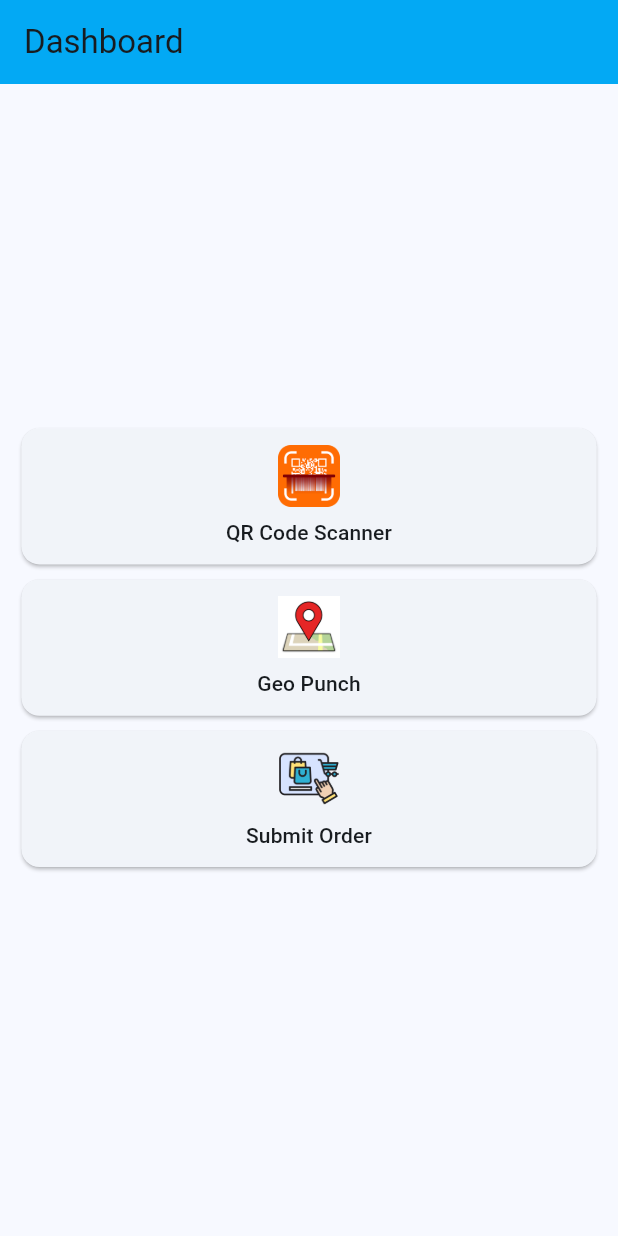
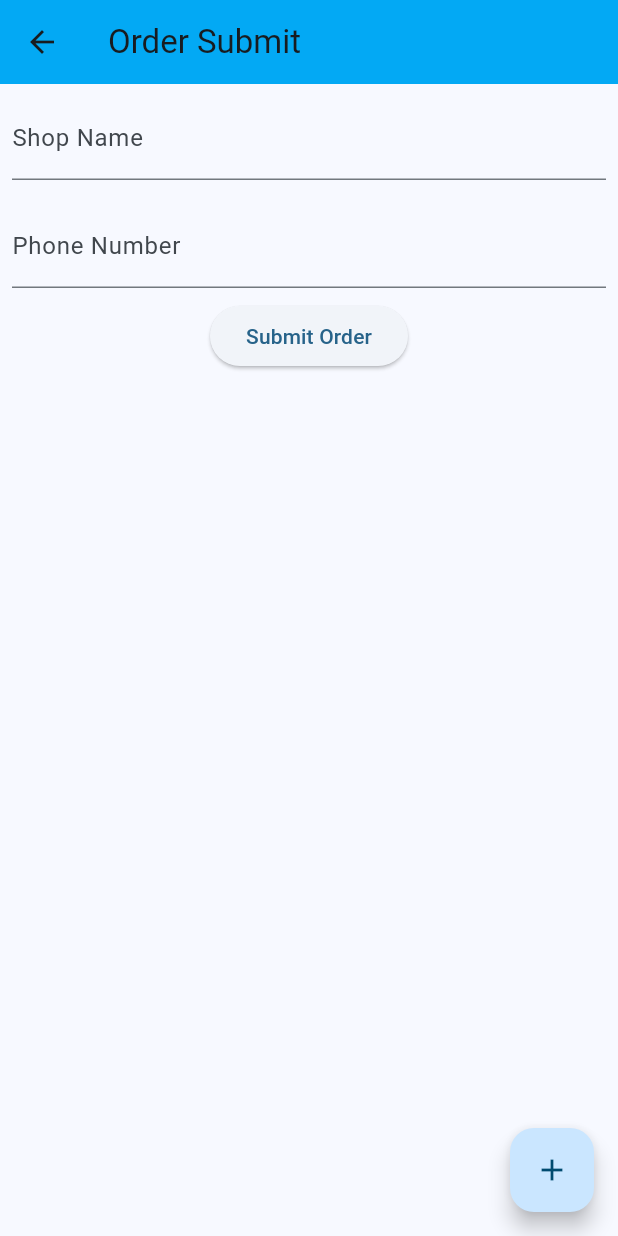
Before and after one commit to imam-swe/test_assignment, a Flutter app: the screen it shows after launch, after a tap on "Submit Order", on a phone screen of 412 x 824 dp. Run offline on Flutter 3.47's test engine with Material 3 defaults, Android fonts, the phone set to English and light mode, and no system bars; our stand-ins replace geolocator, get, google_maps_flutter; missing offline and left inert: qr_code_scanner; Roboto replaces fonts that are missing (JosefinSans).

Commit message:
qr scanner, order submit completed; geo punch on development

```diff
--- a/lib/main.dart
+++ b/lib/main.dart
@@ -1,4 +1,5 @@
 import 'package:akij_assignment/configs/colors.dart';
+import 'package:akij_assignment/views/qr_code/qr_scan.dart';
 import 'package:akij_assignment/views/splash_screen.dart';
 import 'package:flutter/material.dart';
 import 'package:get/get.dart';
--- a/lib/views/home_screen.dart
+++ b/lib/views/home_screen.dart
@@ -1,6 +1,7 @@
 
 import 'package:akij_assignment/configs/sizes.dart';
-import 'package:akij_assignment/models/homescreen_button_model.dart';
+import 'package:akij_assignment/views/geo_punch/geo_punch.dart';
+import 'package:akij_assignment/views/order_submit/order_submit.dart';
 import 'package:akij_assignment/views/qr_code/qr_scan.dart';
 import 'package:flutter/cupertino.dart';
 import 'package:flutter/material.dart';
@@ -58,26 +59,10 @@ class _HomeScreenState extends State<HomeScreen> {
                 children: [
                   Padding(
                     padding: EdgeInsets.only(top: AppSizes.height(context) * 0.01, bottom: AppSizes.height(context) * 0.03),
-                    child: GridView.builder(
-                      itemCount: Users().lists.length,
-                      scrollDirection: Axis.vertical,
-                      shrinkWrap: true,
-                      padding: EdgeInsets.symmetric(horizontal: AppSizes.width(context) * 0.005, vertical: AppSizes.height(context) * 0.01),
-                      physics: const BouncingScrollPhysics(),
-                      gridDelegate: SliverGridDelegateWithFixedCrossAxisCount(
-                        mainAxisExtent: AppSizes.height(context) * 0.12,
-                        mainAxisSpacing: 2,
-                        crossAxisSpacing: 2,
-                        crossAxisCount: 1,
-                      ),
-                      itemBuilder: (BuildContext context, int index) {
-                        var data = Users().lists[index];
-                        return Card(
+                    child: Card(
                       child: GestureDetector(
                         onTap: () {
-                              data.id == 'qr_code' ? Navigator.push(context, MaterialPageRoute(builder: (context) => const QRScanScreen()))
-                                  : data.id == 'geo_punch' ? null
-                                      : null;
+                          Navigator.push(context, MaterialPageRoute(builder: (context) => const QRScanScreen()));
                         },
                         child: Padding(
                           padding: EdgeInsets.symmetric(
@@ -89,18 +74,64 @@ class _HomeScreenState extends State<HomeScreen> {
                             mainAxisAlignment: MainAxisAlignment.spaceEvenly,
                             crossAxisAlignment: CrossAxisAlignment.center,
                             children: [
-                                  Image.asset(data.icon, height: AppSizes.height(context) * 0.05, width: AppSizes.height(context) * 0.05, fit: BoxFit.cover),
-                                  Text('${data.name}', style: Theme.of(context).textTheme.titleSmall, textAlign: TextAlign.center),
+                              Image.asset('assets/qrcode.png', height: AppSizes.height(context) * 0.05, width: AppSizes.height(context) * 0.05, fit: BoxFit.cover),
+                              Text('QR Code Scanner', style: Theme.of(context).textTheme.titleSmall, textAlign: TextAlign.center),
                             ],
                           ),
                         ),
                       ),
-                        );
-                      },
                     ),
                   ),
-                  // const Divider(
-                  //     color: AppColors.primaryColor, thickness: 0.5),
+                  Padding(
+                    padding: EdgeInsets.only(top: AppSizes.height(context) * 0.01, bottom: AppSizes.height(context) * 0.03),
+                    child: Card(
+                      child: GestureDetector(
+                        onTap: () {
+                          Navigator.push(context, MaterialPageRoute(builder: (context) => const GeoPunchSubmitWidget()));
+                        },
+                        child: Padding(
+                          padding: EdgeInsets.symmetric(
+                            horizontal: AppSizes.width(context) * 0.01,
+                            vertical: AppSizes.width(context) * 0.01,
+                          ),
+                          child: Column(
+                            mainAxisSize: MainAxisSize.max,
+                            mainAxisAlignment: MainAxisAlignment.spaceEvenly,
+                            crossAxisAlignment: CrossAxisAlignment.center,
+                            children: [
+                              Image.asset('assets/geopunch.png', height: AppSizes.height(context) * 0.05, width: AppSizes.height(context) * 0.05, fit: BoxFit.cover),
+                              Text('Geo Punch', style: Theme.of(context).textTheme.titleSmall, textAlign: TextAlign.center),
+                            ],
+                          ),
+                        ),
+                      ),
+                    ),
+                  ),
+                  Padding(
+                    padding: EdgeInsets.only(top: AppSizes.height(context) * 0.01, bottom: AppSizes.height(context) * 0.03),
+                    child: Card(
+                      child: GestureDetector(
+                        onTap: () {
+                          Navigator.push(context, MaterialPageRoute(builder: (context) => const OrderSubmitScreen()));
+                        },
+                        child: Padding(
+                          padding: EdgeInsets.symmetric(
+                            horizontal: AppSizes.width(context) * 0.01,
+                            vertical: AppSizes.width(context) * 0.01,
+                          ),
+                          child: Column(
+                            mainAxisSize: MainAxisSize.max,
+                            mainAxisAlignment: MainAxisAlignment.spaceEvenly,
+                            crossAxisAlignment: CrossAxisAlignment.center,
+                            children: [
+                              Image.asset('assets/order.png', height: AppSizes.height(context) * 0.05, width: AppSizes.height(context) * 0.05, fit: BoxFit.cover),
+                              Text('Submit Order', style: Theme.of(context).textTheme.titleSmall, textAlign: TextAlign.center),
+                            ],
+                          ),
+                        ),
+                      ),
+                    ),
+                  ),
                 ],
               ),
             ),
--- /dev/null
+++ b/lib/views/order_submit/order_submit.dart
@@ -0,0 +1,207 @@
+import 'dart:convert';
+
+import 'package:flutter/material.dart';
+
+class OrderSubmitScreen extends StatefulWidget {
+  const OrderSubmitScreen({Key? key}) : super(key: key);
+
+  @override
+  _OrderSubmitScreenState createState() => _OrderSubmitScreenState();
+}
+
+class _OrderSubmitScreenState extends State<OrderSubmitScreen> {
+  String shopName = '';
+  String phoneNumber = '';
+  List<Item> items = [];
+
+  void addItem(String name, int quantity) {
+    setState(() {
+      if (items.length < 10) {
+        items.add(Item(name: name, quantity: quantity));
+      } else {
+        // Show error message for exceeding max items
+        showDialog(
+          context: context,
+          builder: (BuildContext context) {
+            return AlertDialog(
+              title: const Text('Error'),
+              content: const Text('You cannot add more than 10 items.'),
+              actions: <Widget>[
+                TextButton(
+                  onPressed: () {
+                    Navigator.of(context).pop();
+                  },
+                  child: const Text('OK'),
+                ),
+              ],
+            );
+          },
+        );
+      }
+    });
+  }
+
+  void submitOrder() {
+    if (shopName.isEmpty || phoneNumber.isEmpty || items.isEmpty) {
+      // Show error message for missing fields
+      showDialog(
+        context: context,
+        builder: (BuildContext context) {
+          return AlertDialog(
+            title: const Text('Error'),
+            content: const Text('Please fill all the required fields and add items.'),
+            actions: <Widget>[
+              TextButton(
+                onPressed: () {
+                  Navigator.of(context).pop();
+                },
+                child: const Text('OK'),
+              ),
+            ],
+          );
+        },
+      );
+      return;
+    }
+
+    Order order = Order(shopName: shopName, phoneNumber: phoneNumber, items: items);
+    String json = jsonEncode(order);
+
+    // Navigate to new screen or display raw JSON
+    Navigator.push(
+      context,
+      MaterialPageRoute(
+        builder: (context) => Scaffold(
+          appBar: AppBar(
+            title: const Text('Order Details'),
+          ),
+          body: Padding(
+            padding: const EdgeInsets.all(20.0),
+            child: Text(json),
+          ),
+        ),
+      ),
+    );
+  }
+
+  @override
+  Widget build(BuildContext context) {
+    return Scaffold(
+      appBar: AppBar(title: const Text('Order Submit')),
+      body: SingleChildScrollView(
+        child: Column(
+          children: [
+            Padding(
+              padding: const EdgeInsets.all(8.0),
+              child: TextField(
+                decoration: const InputDecoration(labelText: 'Shop Name'),
+                onChanged: (value) {
+                  setState(() {
+                    shopName = value;
+                  });
+                },
+              ),
+            ),
+            Padding(
+              padding: const EdgeInsets.all(8.0),
+              child: TextField(
+                decoration: const InputDecoration(labelText: 'Phone Number'),
+                onChanged: (value) {
+                  setState(() {
+                    phoneNumber = value;
+                  });
+                },
+              ),
+            ),
+            ListView.builder(
+              shrinkWrap: true,
+              itemCount: items.length,
+              itemBuilder: (context, index) => ListTile(
+                title: Text(items[index].name),
+                trailing: Text('${items[index].quantity}'),
+              ),
+            ),
+            ElevatedButton(
+              onPressed: () => submitOrder(),
+              child: const Text('Submit Order'),
+            ),
+          ],
+        ),
+      ),
+      floatingActionButton: FloatingActionButton(
+        onPressed: () {
+          _addItemDialog(context);
+        },
+        child: const Icon(Icons.add),
+      ),
+    );
+  }
+
+  void _addItemDialog(BuildContext context) {
+    TextEditingController itemNameController = TextEditingController();
+    TextEditingController quantityController = TextEditingController();
+
+    showDialog(
+      context: context,
+      builder: (BuildContext context) {
+        return AlertDialog(
+          title: const Text('Add Item'),
+          content: Column(
+            mainAxisSize: MainAxisSize.min,
+            children: [
+              TextField(
+                controller: itemNameController,
+                decoration: const InputDecoration(labelText: 'Item Name'),
+              ),
+              TextField(
+                controller: quantityController,
+                keyboardType: TextInputType.number,
+                decoration: const InputDecoration(labelText: 'Quantity'),
+              ),
+            ],
+          ),
+          actions: <Widget>[
+            TextButton(
+              onPressed: () {
+                Navigator.of(context).pop();
+              },
+              child: const Text('Cancel'),
+            ),
+            TextButton(
+              onPressed: () {
+                if (itemNameController.text.isNotEmpty && quantityController.text.isNotEmpty) {
+                  addItem(itemNameController.text, int.parse(quantityController.text));
+                  Navigator.of(context).pop();
+                }
+              },
+              child: const Text('Add'),
+            ),
+          ],
+        );
+      },
+    );
+  }
+}
+
+class Item {
+  String name;
+  int quantity;
+
+  Item({required this.name, required this.quantity});
+}
+
+class Order {
+  String shopName;
+  String phoneNumber;
+  List<Item> items;
+
+  Order({required this.shopName, required this.phoneNumber, required this.items});
+
+  Map<String, dynamic> toJson() {
+    return {
+      'shopName': shopName,
+      'phoneNumber': phoneNumber,
+      'items': items.map((item) => {'name': item.name, 'quantity': item.quantity}).toList(),
+    };
+  }
+}
```
Also changed, not shown: lib/configs/colors.dart (+0 -8 lines), lib/configs/sizes.dart (+0 -8 lines), lib/configs/urls.dart (+3 -27 lines), lib/models/punch_model.dart (added, +27 -0 lines), lib/services/get_punch_list_api.dart (added, +64 -0 lines), lib/views/geo_punch/geo_punch.dart (added, +118 -0 lines), pubspec.yaml (+8 -61 lines), lib/views/geo_punch/punch_list_screen.dart (added), pubspec.lock, 4 other files. Lines whose indentation alone changed are shown as unchanged.
